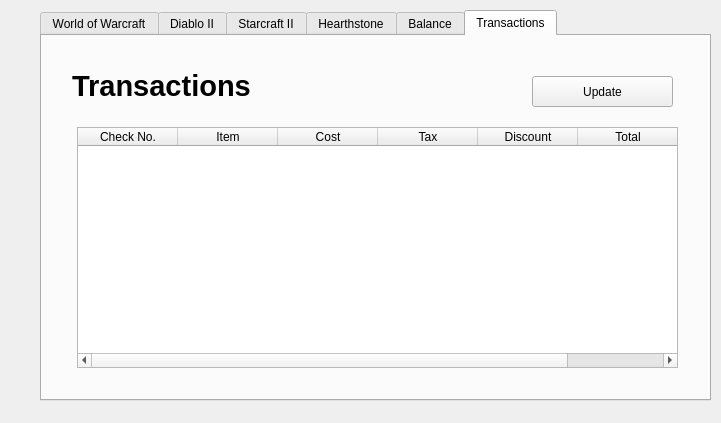
Above: shop.ui from AndyPlanells/finalprojectp3 before the change. Below: the same form after it.
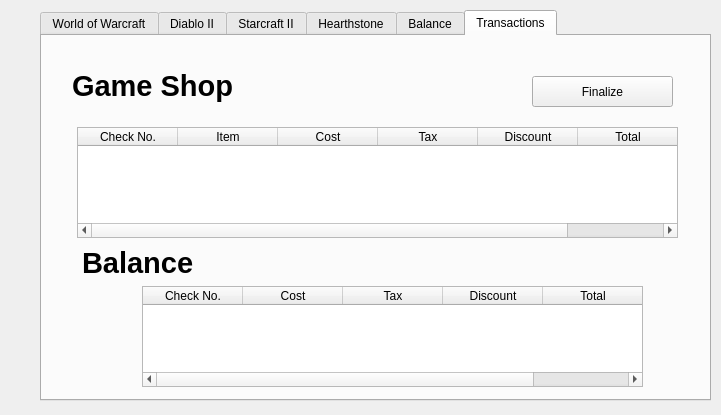
That is the form after the change. The open tabs and pages were chosen to show the change. Icons and pictures are not drawn.

```diff
--- a/shop.ui
+++ b/shop.ui
@@ -10,7 +10,7 @@
     <x>0</x>
     <y>0</y>
     <width>721</width>
-    <height>423</height>
+    <height>415</height>
    </rect>
   </property>
   <property name="windowTitle">
@@ -649,12 +649,12 @@
       <rect>
        <x>30</x>
        <y>30</y>
-       <width>281</width>
+       <width>291</width>
        <height>41</height>
       </rect>
      </property>
      <property name="text">
-      <string>&lt;html&gt;&lt;head/&gt;&lt;body&gt;&lt;p&gt;&lt;span style=&quot; font-size:22pt; font-weight:600;&quot;&gt;Transactions&lt;/span&gt;&lt;/p&gt;&lt;/body&gt;&lt;/html&gt;</string>
+      <string>&lt;html&gt;&lt;head/&gt;&lt;body&gt;&lt;p&gt;&lt;span style=&quot; font-size:22pt; font-weight:600;&quot;&gt;Game Shop&lt;/span&gt;&lt;/p&gt;&lt;/body&gt;&lt;/html&gt;</string>
      </property>
     </widget>
     <widget class="QPushButton" name="pushButton_2">
@@ -667,7 +667,7 @@
       </rect>
      </property>
      <property name="text">
-      <string>Update</string>
+      <string>Finalize</string>
      </property>
     </widget>
     <widget class="QTableWidget" name="tst_t">
@@ -676,7 +676,7 @@
        <x>35</x>
        <y>91</y>
        <width>601</width>
-       <height>241</height>
+       <height>111</height>
       </rect>
      </property>
      <column>
@@ -710,6 +710,54 @@
       </property>
      </column>
     </widget>
+    <widget class="QLabel" name="label_19">
+     <property name="geometry">
+      <rect>
+       <x>40</x>
+       <y>210</y>
+       <width>291</width>
+       <height>31</height>
+      </rect>
+     </property>
+     <property name="text">
+      <string>&lt;html&gt;&lt;head/&gt;&lt;body&gt;&lt;p&gt;&lt;span style=&quot; font-size:22pt; font-weight:600;&quot;&gt;Balance&lt;/span&gt;&lt;/p&gt;&lt;/body&gt;&lt;/html&gt;</string>
+     </property>
+    </widget>
+    <widget class="QTableWidget" name="tst_b">
+     <property name="geometry">
+      <rect>
+       <x>100</x>
+       <y>250</y>
+       <width>501</width>
+       <height>101</height>
+      </rect>
+     </property>
+     <column>
+      <property name="text">
+       <string>Check No.</string>
+      </property>
+     </column>
+     <column>
+      <property name="text">
+       <string>Cost</string>
+      </property>
+     </column>
+     <column>
+      <property name="text">
+       <string>Tax</string>
+      </property>
+     </column>
+     <column>
+      <property name="text">
+       <string>Discount</string>
+      </property>
+     </column>
+     <column>
+      <property name="text">
+       <string>Total</string>
+      </property>
+     </column>
+    </widget>
    </widget>
   </widget>
  </widget>
```
Left out of the diff: 2 changed lines with no effect on the pictures.
